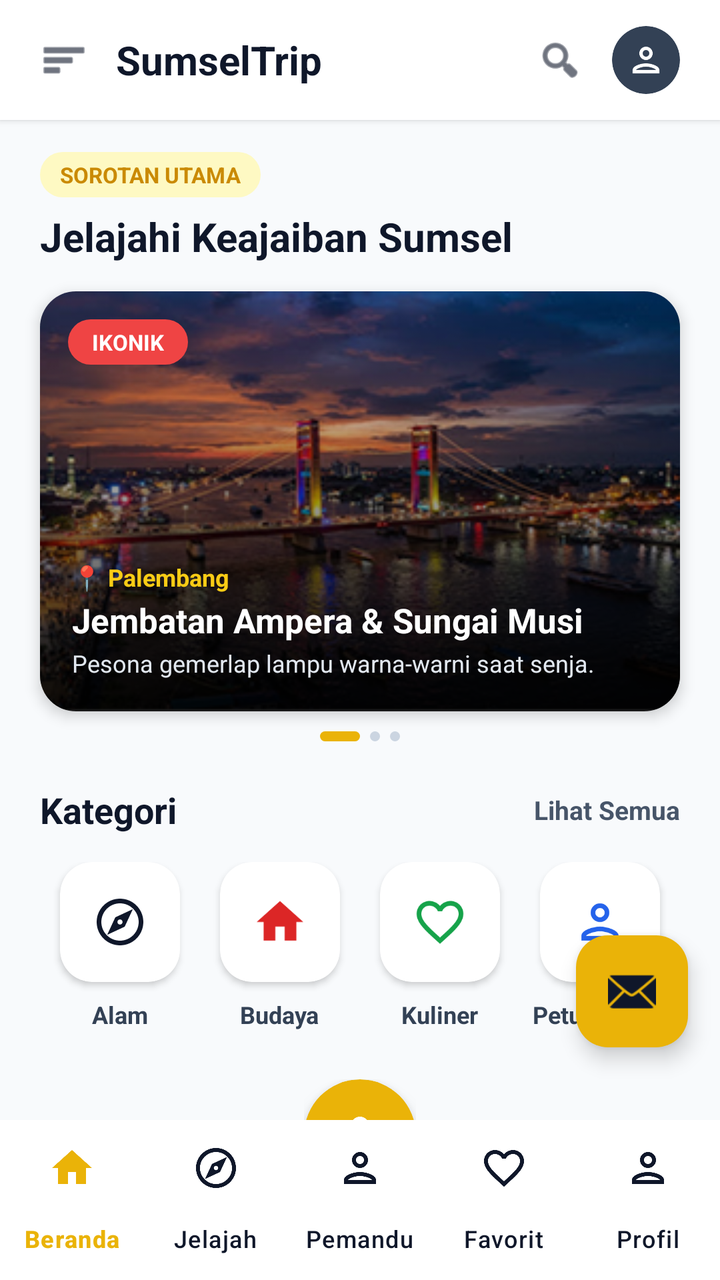
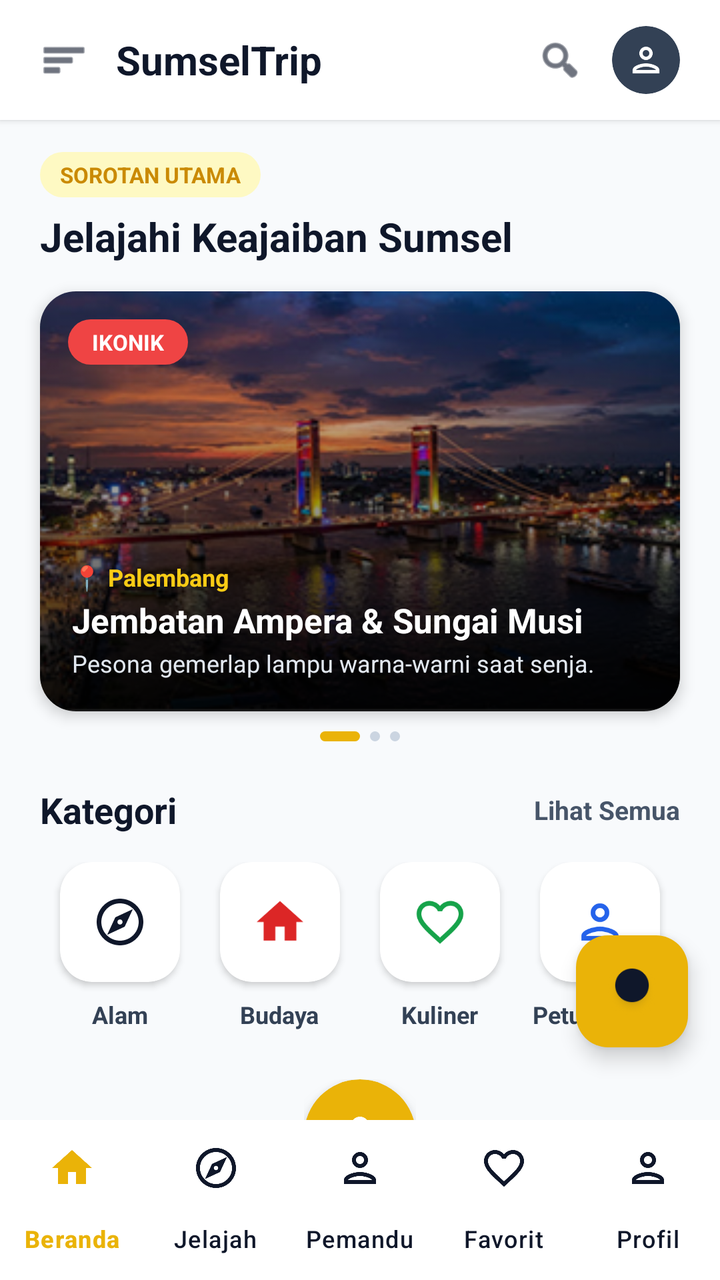

Compare the two renders of this Android layout. The source of the first and the diff that turns it into the second are given below.
<!-- AndroidManifest.xml: application theme Theme.SumselTrip -->
<!-- res/layout/activity_home.xml -->
<?xml version="1.0" encoding="utf-8"?>
<RelativeLayout xmlns:android="http://schemas.android.com/apk/res/android"
    xmlns:app="http://schemas.android.com/apk/res-auto"
    xmlns:tools="http://schemas.android.com/tools"
    android:id="@+id/main"
    android:layout_width="match_parent"
    android:layout_height="match_parent"
    android:background="#F8FAFC"
    tools:context=".HomeActivity">

    
    <LinearLayout
        android:id="@+id/topBar"
        android:layout_width="match_parent"
        android:layout_height="60dp"
        android:layout_alignParentTop="true"
        android:background="#FFFFFF"
        android:elevation="2dp"
        android:gravity="center_vertical"
        android:orientation="horizontal"
        android:paddingHorizontal="20dp">

        <ImageView
            android:id="@+id/btnMenuDrawer"
            android:layout_width="24dp"
            android:layout_height="24dp"
            android:src="@android:drawable/ic_menu_sort_by_size"
            app:tint="#0F172A" />

        <TextView
            android:layout_width="0dp"
            android:layout_height="wrap_content"
            android:layout_marginStart="14dp"
            android:layout_weight="1"
            android:text="SumselTrip"
            android:textColor="#0F172A"
            android:textSize="20sp"
            android:textStyle="bold" />

        <ImageView
            android:id="@+id/btnSearchTop"
            android:layout_width="24dp"
            android:layout_height="24dp"
            android:layout_marginEnd="14dp"
            android:src="@android:drawable/ic_menu_search"
            app:tint="#0F172A" />

        <androidx.cardview.widget.CardView
            android:id="@+id/btnProfileTop"
            android:layout_width="34dp"
            android:layout_height="34dp"
            app:cardBackgroundColor="#334155"
            app:cardCornerRadius="17dp"
            app:cardElevation="0dp">

            <ImageView
                android:layout_width="20dp"
                android:layout_height="20dp"
                android:layout_gravity="center"
                android:src="@drawable/ic_nav_profil"
                app:tint="#FFFFFF" />
        </androidx.cardview.widget.CardView>
    </LinearLayout>

    
    <ScrollView
        android:layout_width="match_parent"
        android:layout_height="match_parent"
        android:layout_above="@id/containerBottomNav"
        android:layout_below="@id/topBar"
        android:clipToPadding="false"
        android:paddingBottom="24dp"
        android:scrollbars="none">

        <LinearLayout
            android:layout_width="match_parent"
            android:layout_height="wrap_content"
            android:orientation="vertical"
            android:paddingVertical="16dp">

            
            <TextView
                android:layout_width="wrap_content"
                android:layout_height="wrap_content"
                android:layout_marginHorizontal="20dp"
                android:background="@drawable/bg_badge_yellow_soft"
                android:paddingHorizontal="10dp"
                android:paddingVertical="4dp"
                android:text="SOROTAN UTAMA"
                android:textColor="#CA8A04"
                android:textSize="11sp"
                android:textStyle="bold" />

            <TextView
                android:layout_width="wrap_content"
                android:layout_height="wrap_content"
                android:layout_marginHorizontal="20dp"
                android:layout_marginTop="6dp"
                android:text="Jelajahi Keajaiban Sumsel"
                android:textColor="#0F172A"
                android:textSize="20sp"
                android:textStyle="bold" />

            
            <androidx.cardview.widget.CardView
                android:layout_width="match_parent"
                android:layout_height="210dp"
                android:layout_marginHorizontal="20dp"
                android:layout_marginTop="14dp"
                app:cardCornerRadius="18dp"
                app:cardElevation="4dp">

                <RelativeLayout
                    android:layout_width="match_parent"
                    android:layout_height="match_parent">

                    <ImageView
                        android:layout_width="match_parent"
                        android:layout_height="match_parent"
                        android:scaleType="centerCrop"
                        android:src="@drawable/ampera_banner" />

                    <View
                        android:layout_width="match_parent"
                        android:layout_height="match_parent"
                        android:background="@drawable/bg_gradient_overlay" />

                    <TextView
                        android:layout_width="wrap_content"
                        android:layout_height="wrap_content"
                        android:layout_margin="14dp"
                        android:background="@drawable/bg_badge_red"
                        android:paddingHorizontal="12dp"
                        android:paddingVertical="4dp"
                        android:text="IKONIK"
                        android:textColor="#FFFFFF"
                        android:textSize="11sp"
                        android:textStyle="bold" />

                    <LinearLayout
                        android:layout_width="match_parent"
                        android:layout_height="wrap_content"
                        android:layout_alignParentBottom="true"
                        android:orientation="vertical"
                        android:padding="16dp">

                        <TextView
                            android:layout_width="wrap_content"
                            android:layout_height="wrap_content"
                            android:text="📍 Palembang"
                            android:textColor="#FACC15"
                            android:textSize="12sp"
                            android:textStyle="bold" />

                        <TextView
                            android:layout_width="wrap_content"
                            android:layout_height="wrap_content"
                            android:layout_marginTop="2dp"
                            android:text="Jembatan Ampera &amp; Sungai Musi"
                            android:textColor="#FFFFFF"
                            android:textSize="17sp"
                            android:textStyle="bold" />

                        <TextView
                            android:layout_width="wrap_content"
                            android:layout_height="wrap_content"
                            android:layout_marginTop="2dp"
                            android:text="Pesona gemerlap lampu warna-warni saat senja."
                            android:textColor="#E2E8F0"
                            android:textSize="12sp" />
                    </LinearLayout>
                </RelativeLayout>
            </androidx.cardview.widget.CardView>

            
            <LinearLayout
                android:layout_width="wrap_content"
                android:layout_height="wrap_content"
                android:layout_gravity="center_horizontal"
                android:layout_marginTop="10dp"
                android:orientation="horizontal">

                <View
                    android:layout_width="20dp"
                    android:layout_height="5dp"
                    android:background="@drawable/bg_badge_yellow_soft"
                    android:backgroundTint="#EAB308" />

                <View
                    android:layout_width="5dp"
                    android:layout_height="5dp"
                    android:layout_marginStart="5dp"
                    android:background="@drawable/bg_tag_gray"
                    android:backgroundTint="#CBD5E1" />

                <View
                    android:layout_width="5dp"
                    android:layout_height="5dp"
                    android:layout_marginStart="5dp"
                    android:background="@drawable/bg_tag_gray"
                    android:backgroundTint="#CBD5E1" />
            </LinearLayout>

            
            <LinearLayout
                android:layout_width="match_parent"
                android:layout_height="wrap_content"
                android:layout_marginHorizontal="20dp"
                android:layout_marginTop="22dp"
                android:gravity="center_vertical"
                android:orientation="horizontal">

                <TextView
                    android:layout_width="0dp"
                    android:layout_height="wrap_content"
                    android:layout_weight="1"
                    android:text="Kategori"
                    android:textColor="#0F172A"
                    android:textSize="18sp"
                    android:textStyle="bold" />

                <TextView
                    android:layout_width="wrap_content"
                    android:layout_height="wrap_content"
                    android:text="Lihat Semua"
                    android:textColor="#475569"
                    android:textSize="13sp"
                    android:textStyle="bold" />
            </LinearLayout>

            
            <LinearLayout
                android:layout_width="match_parent"
                android:layout_height="wrap_content"
                android:layout_marginHorizontal="20dp"
                android:layout_marginTop="14dp"
                android:orientation="horizontal"
                android:weightSum="4">

                
                <LinearLayout
                    android:layout_width="0dp"
                    android:layout_height="wrap_content"
                    android:layout_weight="1"
                    android:gravity="center"
                    android:orientation="vertical">

                    <androidx.cardview.widget.CardView
                        android:layout_width="60dp"
                        android:layout_height="60dp"
                        app:cardBackgroundColor="#FFFFFF"
                        app:cardCornerRadius="16dp"
                        app:cardElevation="2dp">

                        <ImageView
                            android:layout_width="28dp"
                            android:layout_height="28dp"
                            android:layout_gravity="center"
                            android:src="@drawable/ic_nav_jelajah"
                            app:tint="#0F172A" />
                    </androidx.cardview.widget.CardView>

                    <TextView
                        android:layout_width="wrap_content"
                        android:layout_height="wrap_content"
                        android:layout_marginTop="8dp"
                        android:text="Alam"
                        android:textColor="#334155"
                        android:textSize="12sp"
                        android:textStyle="bold" />
                </LinearLayout>

                
                <LinearLayout
                    android:layout_width="0dp"
                    android:layout_height="wrap_content"
                    android:layout_weight="1"
                    android:gravity="center"
                    android:orientation="vertical">

                    <androidx.cardview.widget.CardView
                        android:layout_width="60dp"
                        android:layout_height="60dp"
                        app:cardBackgroundColor="#FFFFFF"
                        app:cardCornerRadius="16dp"
                        app:cardElevation="2dp">

                        <ImageView
                            android:layout_width="28dp"
                            android:layout_height="28dp"
                            android:layout_gravity="center"
                            android:src="@drawable/ic_nav_beranda"
                            app:tint="#DC2626" />
                    </androidx.cardview.widget.CardView>

                    <TextView
                        android:layout_width="wrap_content"
                        android:layout_height="wrap_content"
                        android:layout_marginTop="8dp"
                        android:text="Budaya"
                        android:textColor="#334155"
                        android:textSize="12sp"
                        android:textStyle="bold" />
                </LinearLayout>

                
                <LinearLayout
                    android:layout_width="0dp"
                    android:layout_height="wrap_content"
                    android:layout_weight="1"
                    android:gravity="center"
                    android:orientation="vertical">

                    <androidx.cardview.widget.CardView
                        android:layout_width="60dp"
                        android:layout_height="60dp"
                        app:cardBackgroundColor="#FFFFFF"
                        app:cardCornerRadius="16dp"
                        app:cardElevation="2dp">

                        <ImageView
                            android:layout_width="28dp"
                            android:layout_height="28dp"
                            android:layout_gravity="center"
                            android:src="@drawable/ic_nav_favorit"
                            app:tint="#16A34A" />
                    </androidx.cardview.widget.CardView>

                    <TextView
                        android:layout_width="wrap_content"
                        android:layout_height="wrap_content"
                        android:layout_marginTop="8dp"
                        android:text="Kuliner"
                        android:textColor="#334155"
                        android:textSize="12sp"
                        android:textStyle="bold" />
                </LinearLayout>

                
                <LinearLayout
                    android:layout_width="0dp"
                    android:layout_height="wrap_content"
                    android:layout_weight="1"
                    android:gravity="center"
                    android:orientation="vertical">

                    <androidx.cardview.widget.CardView
                        android:layout_width="60dp"
                        android:layout_height="60dp"
                        app:cardBackgroundColor="#FFFFFF"
                        app:cardCornerRadius="16dp"
                        app:cardElevation="2dp">

                        <ImageView
                            android:layout_width="28dp"
                            android:layout_height="28dp"
                            android:layout_gravity="center"
                            android:src="@drawable/ic_nav_profil"
                            app:tint="#2563EB" />
                    </androidx.cardview.widget.CardView>

                    <TextView
                        android:layout_width="wrap_content"
                        android:layout_height="wrap_content"
                        android:layout_marginTop="8dp"
                        android:text="Petualangan"
                        android:textColor="#334155"
                        android:textSize="12sp"
                        android:textStyle="bold" />
                </LinearLayout>
            </LinearLayout>

            
            <LinearLayout
                android:layout_width="match_parent"
                android:layout_height="wrap_content"
                android:layout_marginHorizontal="20dp"
                android:layout_marginTop="24dp"
                android:gravity="center_vertical"
                android:orientation="horizontal">

                <TextView
                    android:layout_width="0dp"
                    android:layout_height="wrap_content"
                    android:layout_weight="1"
                    android:text="Destinasi Populer"
                    android:textColor="#0F172A"
                    android:textSize="18sp"
                    android:textStyle="bold" />

                <TextView
                    android:layout_width="wrap_content"
                    android:layout_height="wrap_content"
                    android:text="Lihat Semua &gt;"
                    android:textColor="#475569"
                    android:textSize="13sp"
                    android:textStyle="bold" />
            </LinearLayout>

            
            <LinearLayout
                android:layout_width="match_parent"
                android:layout_height="310dp"
                android:layout_marginHorizontal="20dp"
                android:layout_marginTop="14dp"
                android:orientation="horizontal"
                android:weightSum="2">

                <androidx.cardview.widget.CardView
                    android:layout_width="0dp"
                    android:layout_height="match_parent"
                    android:layout_marginEnd="6dp"
                    android:layout_weight="1.15"
                    app:cardCornerRadius="18dp"
                    app:cardElevation="3dp">

                    <RelativeLayout
                        android:layout_width="match_parent"
                        android:layout_height="match_parent">

                        <ImageView
                            android:layout_width="match_parent"
                            android:layout_height="match_parent"
                            android:scaleType="centerCrop"
                            android:src="@drawable/img_gunung_dempo" />

                        <View
                            android:layout_width="match_parent"
                            android:layout_height="match_parent"
                            android:background="@drawable/bg_gradient_overlay" />

                        <LinearLayout
                            android:layout_width="match_parent"
                            android:layout_height="wrap_content"
                            android:layout_alignParentBottom="true"
                            android:orientation="vertical"
                            android:padding="14dp">

                            <TextView
                                android:layout_width="wrap_content"
                                android:layout_height="wrap_content"
                                android:text="Gunung Dempo, Pagar Alam"
                                android:textColor="#FFFFFF"
                                android:textSize="15sp"
                                android:textStyle="bold" />
                        </LinearLayout>
                    </RelativeLayout>
                </androidx.cardview.widget.CardView>

                <LinearLayout
                    android:layout_width="0dp"
                    android:layout_height="match_parent"
                    android:layout_marginStart="6dp"
                    android:layout_weight="0.85"
                    android:orientation="vertical"
                    android:weightSum="2">

                    <androidx.cardview.widget.CardView
                        android:layout_width="match_parent"
                        android:layout_height="0dp"
                        android:layout_marginBottom="6dp"
                        android:layout_weight="1"
                        app:cardCornerRadius="16dp"
                        app:cardElevation="3dp">

                        <RelativeLayout
                            android:layout_width="match_parent"
                            android:layout_height="match_parent">

                            <ImageView
                                android:layout_width="match_parent"
                                android:layout_height="match_parent"
                                android:scaleType="centerCrop"
                                android:src="@drawable/img_pempek_kuliner" />
                        </RelativeLayout>
                    </androidx.cardview.widget.CardView>

                    <androidx.cardview.widget.CardView
                        android:layout_width="match_parent"
                        android:layout_height="0dp"
                        android:layout_marginTop="6dp"
                        android:layout_weight="1"
                        app:cardCornerRadius="16dp"
                        app:cardElevation="3dp">

                        <RelativeLayout
                            android:layout_width="match_parent"
                            android:layout_height="match_parent">

                            <ImageView
                                android:layout_width="match_parent"
                                android:layout_height="match_parent"
                                android:scaleType="centerCrop"
                                android:src="@drawable/img_pulau_kemaro" />
                        </RelativeLayout>
                    </androidx.cardview.widget.CardView>
                </LinearLayout>
            </LinearLayout>

        </LinearLayout>
    </ScrollView>

    
    <com.google.android.material.floatingactionbutton.FloatingActionButton
        android:id="@+id/fabChatbot"
        android:layout_width="wrap_content"
        android:layout_height="wrap_content"
        android:layout_above="@id/containerBottomNav"
        android:layout_alignParentEnd="true"
        android:layout_margin="16dp"
        android:src="@android:drawable/ic_dialog_email"
        app:backgroundTint="#EAB308"
        app:elevation="6dp"
        app:tint="#0F172A" />

    
    <FrameLayout
        android:id="@+id/containerBottomNav"
        android:layout_width="match_parent"
        android:layout_height="wrap_content"
        android:layout_alignParentBottom="true">

        
        <com.google.android.material.bottomnavigation.BottomNavigationView
            android:id="@+id/bottomNavigation"
            android:layout_width="match_parent"
            android:layout_height="wrap_content"
            android:layout_gravity="bottom"
            android:background="#FFFFFF"
            app:elevation="8dp"
            app:itemActiveIndicatorStyle="@null"
            app:itemIconTint="@color/bottom_nav_color"
            app:itemTextColor="@color/bottom_nav_color"
            app:labelVisibilityMode="labeled"
            app:menu="@menu/bottom_nav_menu" />

        
        <LinearLayout
            android:id="@+id/btnNavPemandu"
            android:layout_width="wrap_content"
            android:layout_height="wrap_content"
            android:layout_gravity="center_horizontal|bottom"
            android:layout_marginBottom="24dp"
            android:clickable="true"
            android:focusable="true"
            android:gravity="center"
            android:orientation="vertical">

            <androidx.cardview.widget.CardView
                android:layout_width="56dp"
                android:layout_height="56dp"
                app:cardBackgroundColor="#EAB308"
                app:cardCornerRadius="28dp"
                app:cardElevation="6dp">

                <ImageView
                    android:layout_width="28dp"
                    android:layout_height="28dp"
                    android:layout_gravity="center"
                    android:src="@drawable/ic_nav_profil"
                    app:tint="#FFFFFF" />
            </androidx.cardview.widget.CardView>

            <TextView
                android:layout_width="wrap_content"
                android:layout_height="wrap_content"
                android:layout_marginTop="4dp"
                android:text="Pemandu"
                android:textColor="#EAB308"
                android:textSize="12sp"
                android:textStyle="bold" />
        </LinearLayout>

    </FrameLayout>

</RelativeLayout>
<!-- resources referenced by this layout -->
<resources>
  <!-- drawable ampera_banner: png bitmap (drawable, 160007 bytes) -->
  <!-- drawable bg_badge_red (drawable) -->
  <?xml version="1.0" encoding="utf-8"?>
  <shape xmlns:android="http://schemas.android.com/apk/res/android"
      android:shape="rectangle">
      <solid android:color="#EF4444" />
      <corners android:radius="50dp" />
  </shape>
  <!-- drawable bg_badge_yellow_soft (drawable) -->
  <?xml version="1.0" encoding="utf-8"?>
  <shape xmlns:android="http://schemas.android.com/apk/res/android">
      <solid android:color="#FEF9C3" />
      <corners android:radius="12dp" />
  </shape>
  <!-- drawable bg_gradient_overlay (drawable) -->
  <?xml version="1.0" encoding="utf-8"?>
  <shape xmlns:android="http://schemas.android.com/apk/res/android">
      <gradient
          android:angle="90"
          android:startColor="#E6000000"
          android:centerColor="#66000000"
          android:endColor="#00000000" />
  </shape>
  <!-- drawable bg_tag_gray (drawable) -->
  <?xml version="1.0" encoding="utf-8"?>
  <shape xmlns:android="http://schemas.android.com/apk/res/android">
      <solid android:color="#F1F5F9" />
      <corners android:radius="8dp" />
  </shape>
  <!-- drawable ic_nav_beranda (drawable) -->
  <vector xmlns:android="http://schemas.android.com/apk/res/android"
      android:width="24dp"
      android:height="24dp"
      android:viewportWidth="24"
      android:viewportHeight="24">
      <path
          android:fillColor="#000000"
          android:pathData="M10,20v-6h4v6h5v-8h3L12,3 2,12h3v8z" />
  </vector>
  <!-- drawable ic_nav_favorit (drawable) -->
  <vector xmlns:android="http://schemas.android.com/apk/res/android"
      android:width="24dp"
      android:height="24dp"
      android:viewportWidth="24"
      android:viewportHeight="24">
      <path
          android:fillColor="#000000"
          android:pathData="M16.5,3c-1.74,0 -3.41,0.81 -4.5,2.09C10.91,3.81 9.24,3 7.5,3 4.42,3 2,5.42 2,8.5c0,3.78 3.4,6.86 8.55,11.54L12,21.35l1.45,-1.32C18.6,15.36 22,12.28 22,8.5 22,5.42 19.58,3 16.5,3zM12.1,18.55l-0.1,0.1 -0.1,-0.1C7.14,14.24 4,11.39 4,8.5 4,6.5 5.5,5 7.5,5c1.54,0 3.04,0.99 3.57,2.36h1.87C13.46,5.99 14.96,5 16.5,5c2,0 3.5,1.5 3.5,3.5 0,2.89 -3.14,5.74 -7.9,10.05z" />
  </vector>
  <!-- drawable ic_nav_jelajah (drawable) -->
  <vector xmlns:android="http://schemas.android.com/apk/res/android"
      android:width="24dp"
      android:height="24dp"
      android:viewportWidth="24"
      android:viewportHeight="24">
      <path
          android:fillColor="#000000"
          android:pathData="M12,2C6.48,2 2,6.48 2,12s4.48,10 10,10 10,-4.48 10,-10S17.52,2 12,2zM12,20c-4.41,0 -8,-3.59 -8,-8s3.59,-8 8,-8 8,3.59 8,8 -3.59,8 -8,8zM6.5,17.5l7.51,-3.49L17.5,6.5 9.99,9.99 6.5,17.5zM12,10.9c0.61,0 1.1,0.49 1.1,1.1s-0.49,1.1 -1.1,1.1 -1.1,-0.49 -1.1,-1.1 0.49,-1.1 1.1,-1.1z" />
  </vector>
  <!-- drawable ic_nav_profil (drawable) -->
  <vector xmlns:android="http://schemas.android.com/apk/res/android"
      android:width="24dp"
      android:height="24dp"
      android:viewportWidth="24"
      android:viewportHeight="24">
      <path
          android:fillColor="#000000"
          android:pathData="M12,6c1.1,0 2,0.9 2,2s-0.9,2 -2,2 -2,-0.9 -2,-2 0.9,-2 2,-2m0,10c2.7,0 5.8,1.29 6,2L6,18c0.23,-0.72 3.31,-2 6,-2m0,-12C9.79,4 8,5.79 8,8s1.79,4 4,4 4,-1.79 4,-4 -1.79,-4 -4,-4zM12,14c-2.67,0 -8,1.34 -8,4v2h16v-2c0,-2.66 -5.33,-4 -8,-4z" />
  </vector>
  <!-- drawable img_gunung_dempo: png bitmap (drawable, 161151 bytes) -->
  <!-- drawable img_pempek_kuliner: png bitmap (drawable, 55471 bytes) -->
  <!-- drawable img_pulau_kemaro: png bitmap (drawable, 24224 bytes) -->
  <style name="Theme.SumselTrip" parent="Base.Theme.SumselTrip" />
  <style name="Base.Theme.SumselTrip" parent="Theme.Material3.DayNight.NoActionBar">
          
          
      </style>
</resources>

<!-- the commit's change to res/layout/activity_home.xml (unified diff, before → after) -->
@@ -508,7 +508,7 @@
         android:layout_above="@id/containerBottomNav"
         android:layout_alignParentEnd="true"
         android:layout_margin="16dp"
-        android:src="@android:drawable/ic_dialog_email"
+        android:src="@drawable/ic_robot_chatbot"
         app:backgroundTint="#EAB308"
         app:elevation="6dp"
         app:tint="#0F172A" />
<!-- resource entries referenced after the edit -->
@@ -69,6 +69,7 @@
           android:fillColor="#000000"
           android:pathData="M12,6c1.1,0 2,0.9 2,2s-0.9,2 -2,2 -2,-0.9 -2,-2 0.9,-2 2,-2m0,10c2.7,0 5.8,1.29 6,2L6,18c0.23,-0.72 3.31,-2 6,-2m0,-12C9.79,4 8,5.79 8,8s1.79,4 4,4 4,-1.79 4,-4 -1.79,-4 -4,-4zM12,14c-2.67,0 -8,1.34 -8,4v2h16v-2c0,-2.66 -5.33,-4 -8,-4z" />
   </vector>
+  <!-- drawable ic_robot_chatbot: png bitmap (drawable, 5025 bytes) -->
   <!-- drawable img_gunung_dempo: png bitmap (drawable, 161151 bytes) -->
   <!-- drawable img_pempek_kuliner: png bitmap (drawable, 55471 bytes) -->
   <!-- drawable img_pulau_kemaro: png bitmap (drawable, 24224 bytes) -->
